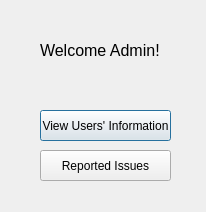
Old version of the form L_A_B_Final_Project/adminhome.ui in the repository SourPanda13/106-Group-Assignment.
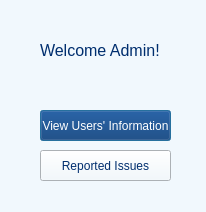
New version of the form.

```diff
--- a/L_A_B_Final_Project/adminhome.ui
+++ b/L_A_B_Final_Project/adminhome.ui
@@ -13,6 +13,9 @@
   <property name="windowTitle">
    <string>Admin</string>
   </property>
+  <property name="styleSheet">
+   <string notr="true">background-color: rgb(241, 248, 253);</string>
+  </property>
   <widget class="QLabel" name="label">
    <property name="geometry">
     <rect>
@@ -27,6 +30,9 @@
      <pointsize>12</pointsize>
     </font>
    </property>
+   <property name="styleSheet">
+    <string notr="true">color: rgb(0, 46, 110);</string>
+   </property>
    <property name="text">
     <string>Welcome Admin!</string>
    </property>
@@ -40,6 +46,10 @@
      <height>31</height>
     </rect>
    </property>
+   <property name="styleSheet">
+    <string notr="true">color: rgb(255, 255, 255);
+background-color: rgb(0, 46, 110);</string>
+   </property>
    <property name="text">
     <string>View Users' Information</string>
    </property>
@@ -53,6 +63,9 @@
      <height>31</height>
     </rect>
    </property>
+   <property name="styleSheet">
+    <string notr="true">color: rgb(0, 46, 110);</string>
+   </property>
    <property name="text">
     <string>Reported Issues</string>
    </property>
```
